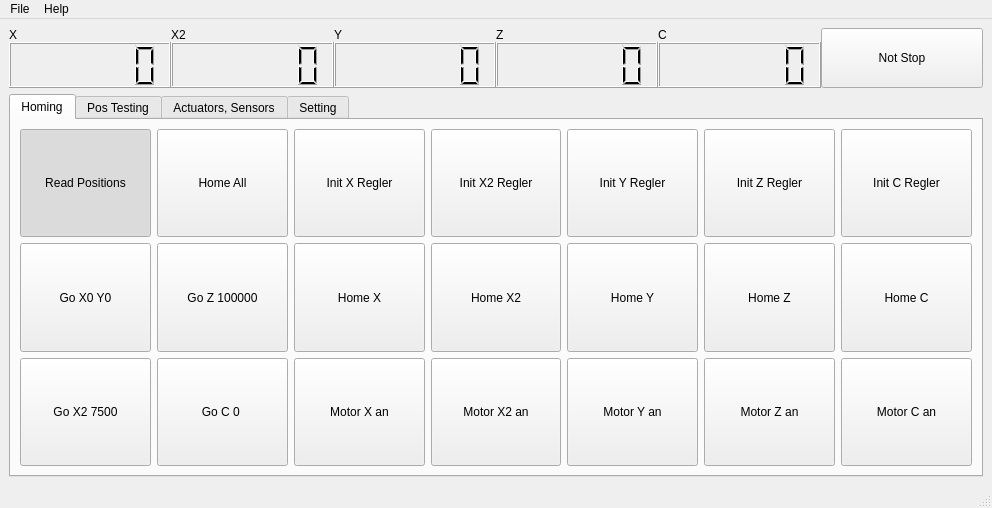
gxurma/PythonCanSteering, file Gui.ui: the form before one commit.
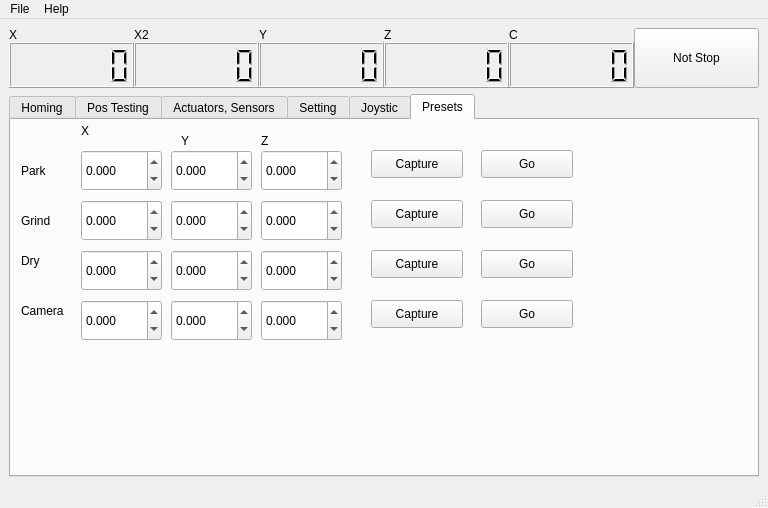
The form after the commit.

Commit message: removed X2 handling from Gcode

```diff
--- a/Gui.ui
+++ b/Gui.ui
@@ -6,7 +6,7 @@
    <rect>
     <x>0</x>
     <y>0</y>
-    <width>992</width>
+    <width>768</width>
     <height>508</height>
    </rect>
   </property>
@@ -183,7 +183,7 @@
     <item row="1" column="0">
      <widget class="QTabWidget" name="tabWidget">
       <property name="currentIndex">
-       <number>0</number>
+       <number>5</number>
       </property>
       <widget class="QWidget" name="tab_2">
        <attribute name="title">
@@ -1103,6 +1103,647 @@
         </property>
        </widget>
       </widget>
+      <widget class="QWidget" name="tab_5">
+       <attribute name="title">
+        <string>Joystic</string>
+       </attribute>
+       <widget class="QPushButton" name="pushButton_YP">
+        <property name="geometry">
+         <rect>
+          <x>150</x>
+          <y>40</y>
+          <width>92</width>
+          <height>61</height>
+         </rect>
+        </property>
+        <property name="text">
+         <string>YP</string>
+        </property>
+       </widget>
+       <widget class="QSlider" name="verticalSlider_StepsZ">
+        <property name="geometry">
+         <rect>
+          <x>660</x>
+          <y>40</y>
+          <width>21</width>
+          <height>271</height>
+         </rect>
+        </property>
+        <property name="minimum">
+         <number>1</number>
+        </property>
+        <property name="maximum">
+         <number>10</number>
+        </property>
+        <property name="pageStep">
+         <number>10</number>
+        </property>
+        <property name="orientation">
+         <enum>Qt::Vertical</enum>
+        </property>
+        <property name="tickPosition">
+         <enum>QSlider::TicksAbove</enum>
+        </property>
+        <property name="tickInterval">
+         <number>1</number>
+        </property>
+       </widget>
+       <widget class="QPushButton" name="pushButton_YM">
+        <property name="geometry">
+         <rect>
+          <x>150</x>
+          <y>160</y>
+          <width>92</width>
+          <height>61</height>
+         </rect>
+        </property>
+        <property name="text">
+         <string>YM</string>
+        </property>
+       </widget>
+       <widget class="QPushButton" name="pushButton_XM">
+        <property name="geometry">
+         <rect>
+          <x>60</x>
+          <y>100</y>
+          <width>92</width>
+          <height>61</height>
+         </rect>
+        </property>
+        <property name="text">
+         <string>XM</string>
+        </property>
+       </widget>
+       <widget class="QPushButton" name="pushButton_XM_2">
+        <property name="geometry">
+         <rect>
+          <x>240</x>
+          <y>100</y>
+          <width>92</width>
+          <height>61</height>
+         </rect>
+        </property>
+        <property name="text">
+         <string>XP</string>
+        </property>
+       </widget>
+       <widget class="QPushButton" name="pushButton_ZP">
+        <property name="geometry">
+         <rect>
+          <x>540</x>
+          <y>40</y>
+          <width>92</width>
+          <height>71</height>
+         </rect>
+        </property>
+        <property name="text">
+         <string>ZP</string>
+        </property>
+       </widget>
+       <widget class="QPushButton" name="pushButton_ZM">
+        <property name="geometry">
+         <rect>
+          <x>540</x>
+          <y>190</y>
+          <width>92</width>
+          <height>71</height>
+         </rect>
+        </property>
+        <property name="text">
+         <string>ZM</string>
+        </property>
+       </widget>
+       <widget class="QSlider" name="verticalSlider_StepsXY">
+        <property name="geometry">
+         <rect>
+          <x>370</x>
+          <y>40</y>
+          <width>21</width>
+          <height>271</height>
+         </rect>
+        </property>
+        <property name="minimum">
+         <number>1</number>
+        </property>
+        <property name="maximum">
+         <number>10</number>
+        </property>
+        <property name="pageStep">
+         <number>10</number>
+        </property>
+        <property name="orientation">
+         <enum>Qt::Vertical</enum>
+        </property>
+        <property name="tickPosition">
+         <enum>QSlider::TicksAbove</enum>
+        </property>
+        <property name="tickInterval">
+         <number>1</number>
+        </property>
+       </widget>
+       <widget class="QDoubleSpinBox" name="doubleSpinBox">
+        <property name="geometry">
+         <rect>
+          <x>350</x>
+          <y>10</y>
+          <width>71</width>
+          <height>28</height>
+         </rect>
+        </property>
+        <property name="decimals">
+         <number>3</number>
+        </property>
+        <property name="minimum">
+         <double>0.001000000000000</double>
+        </property>
+        <property name="maximum">
+         <double>100.000000000000000</double>
+        </property>
+       </widget>
+       <widget class="QDoubleSpinBox" name="doubleSpinBox_2">
+        <property name="geometry">
+         <rect>
+          <x>630</x>
+          <y>10</y>
+          <width>71</width>
+          <height>28</height>
+         </rect>
+        </property>
+        <property name="decimals">
+         <number>3</number>
+        </property>
+        <property name="minimum">
+         <double>0.001000000000000</double>
+        </property>
+        <property name="maximum">
+         <double>100.000000000000000</double>
+        </property>
+       </widget>
+      </widget>
+      <widget class="QWidget" name="tab_6">
+       <attribute name="title">
+        <string>Presets</string>
+       </attribute>
+       <widget class="QDoubleSpinBox" name="doubleSpinBox_ParkX">
+        <property name="geometry">
+         <rect>
+          <x>70</x>
+          <y>30</y>
+          <width>81</width>
+          <height>41</height>
+         </rect>
+        </property>
+        <property name="decimals">
+         <number>3</number>
+        </property>
+        <property name="minimum">
+         <double>-200.000000000000000</double>
+        </property>
+        <property name="maximum">
+         <double>200.000000000000000</double>
+        </property>
+        <property name="singleStep">
+         <double>0.001000000000000</double>
+        </property>
+       </widget>
+       <widget class="QLabel" name="label_14">
+        <property name="geometry">
+         <rect>
+          <x>70</x>
+          <y>0</y>
+          <width>71</width>
+          <height>21</height>
+         </rect>
+        </property>
+        <property name="text">
+         <string>X</string>
+        </property>
+       </widget>
+       <widget class="QLabel" name="label_15">
+        <property name="geometry">
+         <rect>
+          <x>170</x>
+          <y>10</y>
+          <width>71</width>
+          <height>21</height>
+         </rect>
+        </property>
+        <property name="text">
+         <string>Y</string>
+        </property>
+       </widget>
+       <widget class="QDoubleSpinBox" name="doubleSpinBox_ParkY">
+        <property name="geometry">
+         <rect>
+          <x>160</x>
+          <y>30</y>
+          <width>81</width>
+          <height>41</height>
+         </rect>
+        </property>
+        <property name="decimals">
+         <number>3</number>
+        </property>
+        <property name="minimum">
+         <double>-200.000000000000000</double>
+        </property>
+        <property name="maximum">
+         <double>200.000000000000000</double>
+        </property>
+        <property name="singleStep">
+         <double>0.001000000000000</double>
+        </property>
+       </widget>
+       <widget class="QDoubleSpinBox" name="doubleSpinBox_ParkZ">
+        <property name="geometry">
+         <rect>
+          <x>250</x>
+          <y>30</y>
+          <width>81</width>
+          <height>41</height>
+         </rect>
+        </property>
+        <property name="decimals">
+         <number>3</number>
+        </property>
+        <property name="minimum">
+         <double>-200.000000000000000</double>
+        </property>
+        <property name="maximum">
+         <double>200.000000000000000</double>
+        </property>
+        <property name="singleStep">
+         <double>0.001000000000000</double>
+        </property>
+       </widget>
+       <widget class="QLabel" name="label_16">
+        <property name="geometry">
+         <rect>
+          <x>250</x>
+          <y>10</y>
+          <width>71</width>
+          <height>21</height>
+         </rect>
+        </property>
+        <property name="text">
+         <string>Z</string>
+        </property>
+       </widget>
+       <widget class="QLabel" name="label_17">
+        <property name="geometry">
+         <rect>
+          <x>10</x>
+          <y>40</y>
+          <width>51</width>
+          <height>21</height>
+         </rect>
+        </property>
+        <property name="text">
+         <string>Park</string>
+        </property>
+       </widget>
+       <widget class="QLabel" name="label_18">
+        <property name="geometry">
+         <rect>
+          <x>10</x>
+          <y>90</y>
+          <width>51</width>
+          <height>21</height>
+         </rect>
+        </property>
+        <property name="text">
+         <string>Grind</string>
+        </property>
+       </widget>
+       <widget class="QLabel" name="label_19">
+        <property name="geometry">
+         <rect>
+          <x>10</x>
+          <y>180</y>
+          <width>51</width>
+          <height>21</height>
+         </rect>
+        </property>
+        <property name="text">
+         <string>Camera</string>
+        </property>
+       </widget>
+       <widget class="QLabel" name="label_20">
+        <property name="geometry">
+         <rect>
+          <x>10</x>
+          <y>130</y>
+          <width>51</width>
+          <height>21</height>
+         </rect>
+        </property>
+        <property name="text">
+         <string>Dry</string>
+        </property>
+       </widget>
+       <widget class="QDoubleSpinBox" name="doubleSpinBox_GrindX">
+        <property name="geometry">
+         <rect>
+          <x>70</x>
+          <y>80</y>
+          <width>81</width>
+          <height>41</height>
+         </rect>
+        </property>
+        <property name="decimals">
+         <number>3</number>
+        </property>
+        <property name="minimum">
+         <double>-200.000000000000000</double>
+        </property>
+        <property name="maximum">
+         <double>200.000000000000000</double>
+        </property>
+        <property name="singleStep">
+         <double>0.001000000000000</double>
+        </property>
+       </widget>
+       <widget class="QDoubleSpinBox" name="doubleSpinBox_GrindY">
+        <property name="geometry">
+         <rect>
+          <x>160</x>
+          <y>80</y>
+          <width>81</width>
+          <height>41</height>
+         </rect>
+        </property>
+        <property name="decimals">
+         <number>3</number>
+        </property>
+        <property name="minimum">
+         <double>-200.000000000000000</double>
+        </property>
+        <property name="maximum">
+         <double>200.000000000000000</double>
+        </property>
+        <property name="singleStep">
+         <double>0.001000000000000</double>
+        </property>
+       </widget>
+       <widget class="QDoubleSpinBox" name="doubleSpinBox_GrindZ">
+        <property name="geometry">
+         <rect>
+          <x>250</x>
+          <y>80</y>
+          <width>81</width>
+          <height>41</height>
+         </rect>
+        </property>
+        <property name="decimals">
+         <number>3</number>
+        </property>
+        <property name="minimum">
+         <double>-200.000000000000000</double>
+        </property>
+        <property name="maximum">
+         <double>200.000000000000000</double>
+        </property>
+        <property name="singleStep">
+         <double>0.001000000000000</double>
+        </property>
+       </widget>
+       <widget class="QDoubleSpinBox" name="doubleSpinBox_DryZ">
+        <property name="geometry">
+         <rect>
+          <x>250</x>
+          <y>130</y>
+          <width>81</width>
+          <height>41</height>
+         </rect>
+        </property>
+        <property name="decimals">
+         <number>3</number>
+        </property>
+        <property name="minimum">
+         <double>-200.000000000000000</double>
+        </property>
+        <property name="maximum">
+         <double>200.000000000000000</double>
+        </property>
+        <property name="singleStep">
+         <double>0.001000000000000</double>
+        </property>
+       </widget>
+       <widget class="QDoubleSpinBox" name="doubleSpinBox_DryY">
+        <property name="geometry">
+         <rect>
+          <x>160</x>
+          <y>130</y>
+          <width>81</width>
+          <height>41</height>
+         </rect>
+        </property>
+        <property name="decimals">
+         <number>3</number>
+        </property>
+        <property name="minimum">
+         <double>-200.000000000000000</double>
+        </property>
+        <property name="maximum">
+         <double>200.000000000000000</double>
+        </property>
+        <property name="singleStep">
+         <double>0.001000000000000</double>
+        </property>
+       </widget>
+       <widget class="QDoubleSpinBox" name="doubleSpinBox_DryX">
+        <property name="geometry">
+         <rect>
+          <x>70</x>
+          <y>130</y>
+          <width>81</width>
+          <height>41</height>
+         </rect>
+        </property>
+        <property name="decimals">
+         <number>3</number>
+        </property>
+        <property name="minimum">
+         <double>-200.000000000000000</double>
+        </property>
+        <property name="maximum">
+         <double>200.000000000000000</double>
+        </property>
+        <property name="singleStep">
+         <double>0.001000000000000</double>
+        </property>
+       </widget>
+       <widget class="QDoubleSpinBox" name="doubleSpinBox_CameraZ">
+        <property name="geometry">
+         <rect>
+          <x>250</x>
+          <y>180</y>
+          <width>81</width>
+          <height>41</height>
+         </rect>
+        </property>
+        <property name="decimals">
+         <number>3</number>
+        </property>
+        <property name="minimum">
+         <double>-200.000000000000000</double>
+        </property>
+        <property name="maximum">
+         <double>200.000000000000000</double>
+        </property>
+        <property name="singleStep">
+         <double>0.001000000000000</double>
+        </property>
+       </widget>
+       <widget class="QDoubleSpinBox" name="doubleSpinBox_CameraX">
+        <property name="geometry">
+         <rect>
+          <x>70</x>
+          <y>180</y>
+          <width>81</width>
+          <height>41</height>
+         </rect>
+        </property>
+        <property name="decimals">
+         <number>3</number>
+        </property>
+        <property name="minimum">
+         <double>-200.000000000000000</double>
+        </property>
+        <property name="maximum">
+         <double>200.000000000000000</double>
+        </property>
+        <property name="singleStep">
+         <double>0.001000000000000</double>
+        </property>
+       </widget>
+       <widget class="QDoubleSpinBox" name="doubleSpinBox_CameraY">
+        <property name="geometry">
+         <rect>
+          <x>160</x>
+          <y>180</y>
+          <width>81</width>
+          <height>41</height>
+         </rect>
+        </property>
+        <property name="decimals">
+         <number>3</number>
+        </property>
+        <property name="minimum">
+         <double>-200.000000000000000</double>
+        </property>
+        <property name="maximum">
+         <double>200.000000000000000</double>
+        </property>
+        <property name="singleStep">
+         <double>0.001000000000000</double>
+        </property>
+       </widget>
+       <widget class="QPushButton" name="pushButton_CapturePark">
+        <property name="geometry">
+         <rect>
+          <x>360</x>
+          <y>30</y>
+          <width>92</width>
+          <height>28</height>
+         </rect>
+        </property>
+        <property name="text">
+         <string>Capture</string>
+        </property>
+       </widget>
+       <widget class="QPushButton" name="pushButton_CaptureGrind">
+        <property name="geometry">
+         <rect>
+          <x>360</x>
+          <y>80</y>
+          <width>92</width>
+          <height>28</height>
+         </rect>
+        </property>
+        <property name="text">
+         <string>Capture</string>
+        </property>
+       </widget>
+       <widget class="QPushButton" name="pushButton_CaptureDry">
+        <property name="geometry">
+         <rect>
+          <x>360</x>
+          <y>130</y>
+          <width>92</width>
+          <height>28</height>
+         </rect>
+        </property>
+        <property name="text">
+         <string>Capture</string>
+        </property>
+       </widget>
+       <widget class="QPushButton" name="pushButton_CaptureCamera">
+        <property name="geometry">
+         <rect>
+          <x>360</x>
+          <y>180</y>
+          <width>92</width>
+          <height>28</height>
+         </rect>
+        </property>
+        <property name="text">
+         <string>Capture</string>
+        </property>
+       </widget>
+       <widget class="QPushButton" name="pushButton_GoPark">
+        <property name="geometry">
+         <rect>
+          <x>470</x>
+          <y>30</y>
+          <width>92</width>
+          <height>28</height>
+         </rect>
+        </property>
+        <property name="text">
+         <string>Go</string>
+        </property>
+       </widget>
+       <widget class="QPushButton" name="pushButton_GoGrind">
+        <property name="geometry">
+         <rect>
+          <x>470</x>
+          <y>80</y>
+          <width>92</width>
+          <height>28</height>
+         </rect>
+        </property>
+        <property name="text">
+         <string>Go</string>
+        </property>
+       </widget>
+       <widget class="QPushButton" name="pushButton_GoDry">
+        <property name="geometry">
+         <rect>
+          <x>470</x>
+          <y>130</y>
+          <width>92</width>
+          <height>28</height>
+         </rect>
+        </property>
+        <property name="text">
+         <string>Go</string>
+        </property>
+       </widget>
+       <widget class="QPushButton" name="pushButton_GoCamera">
+        <property name="geometry">
+         <rect>
+          <x>470</x>
+          <y>180</y>
+          <width>92</width>
+          <height>28</height>
+         </rect>
+        </property>
+        <property name="text">
+         <string>Go</string>
+        </property>
+       </widget>
+      </widget>
      </widget>
     </item>
    </layout>
@@ -1112,8 +1753,8 @@
     <rect>
      <x>0</x>
      <y>0</y>
-     <width>992</width>
-     <height>21</height>
+     <width>768</width>
+     <height>22</height>
     </rect>
    </property>
    <widget class="QMenu" name="menuFile">
```
Left out of the diff: 12 changed lines with no effect on the pictures. The commit also changes 2 other files.
